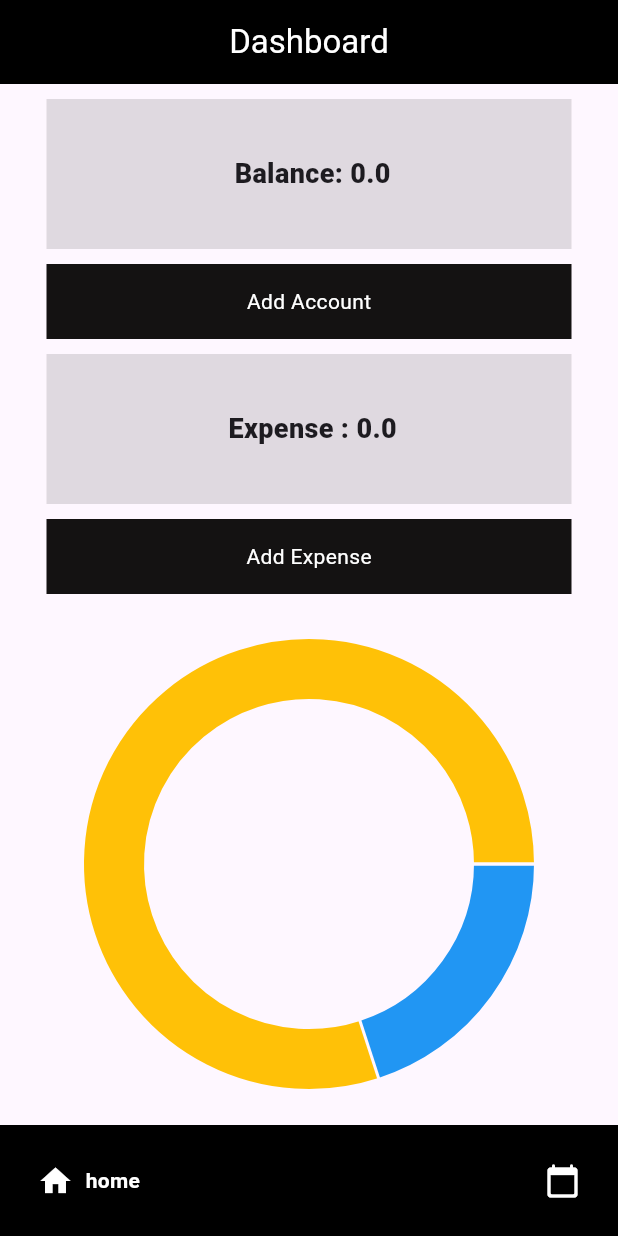
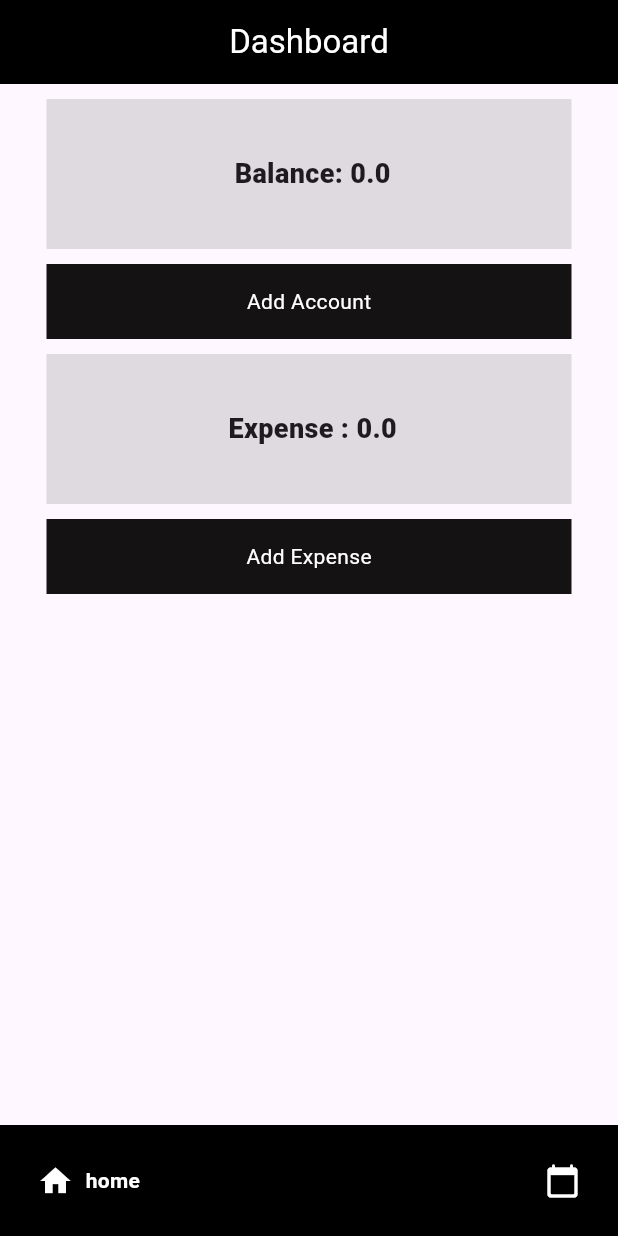
Before and after one commit to Hizar62/Expense-Tracking-App, a Flutter app: the screen it shows after launch, after a tap on "Continue", on a phone screen of 412 x 824 dp. Run offline on Flutter 3.47's test engine with Material 3 defaults, Android fonts, the phone set to English and light mode, and no system bars; drawn by our look-alikes of fl_chart, google_nav_bar; our stand-ins replace carousel_slider, hive, hive_flutter; accounts and stored records are empty.

Commit message:
PieChart

```diff
--- a/lib/ui/dashboard.dart
+++ b/lib/ui/dashboard.dart
@@ -21,7 +21,7 @@ class DashBoard extends StatefulWidget {
 class _DashBoardState extends State<DashBoard> {
   int _selectedIndex = 0;
   final List<Widget> _children = <Widget>[
-    DashBoardContent(),
+    const DashBoardContent(),
     Reminder(),
   ];
   bool loading = false;
--- a/lib/ui/pi_chart.dart
+++ b/lib/ui/pi_chart.dart
@@ -7,20 +7,39 @@ class MyPieChart extends StatelessWidget {
 
   @override
   Widget build(BuildContext context) {
+    return FutureBuilder<List<double>>(
+      future:
+          Future.wait([calculateTotalAmount(), calculateTotalExpenseAmount()]),
+      builder: (context, snapshot) {
+        if (snapshot.connectionState == ConnectionState.waiting) {
+          return CircularProgressIndicator();
+        } else if (snapshot.hasError) {
+          return Text('Error: ${snapshot.error}');
+        } else {
+          double totalAmount = snapshot.data![0];
+          double totalExpenseAmount = snapshot.data![1];
+
           return Center(
             child: Container(
               height: 300,
               width: 300,
               child: PieChart(
-            swapAnimationDuration: const Duration(milliseconds: 750),
+                swapAnimationDuration: const Duration(milliseconds: 1050),
                 PieChartData(sections: [
-              PieChartSectionData(value: 20, color: Colors.blue, title: ''),
-              PieChartSectionData(value: 80, color: Colors.amber, title: '')
-            ])),
+                  PieChartSectionData(
+                    value: totalAmount,
+                    color: Colors.blue,
+                  ),
+                  PieChartSectionData(
+                    value: totalExpenseAmount,
+                    color: Colors.amber,
+                  )
+                ]),
+              ),
             ),
           );
         }
+      },
+    );
   }
-
-Future<double> a = calculateTotalAmount();
-Future<double> b = calculateTotalExpenseAmount();
+}
```
Lines whose indentation alone changed are shown as unchanged.
